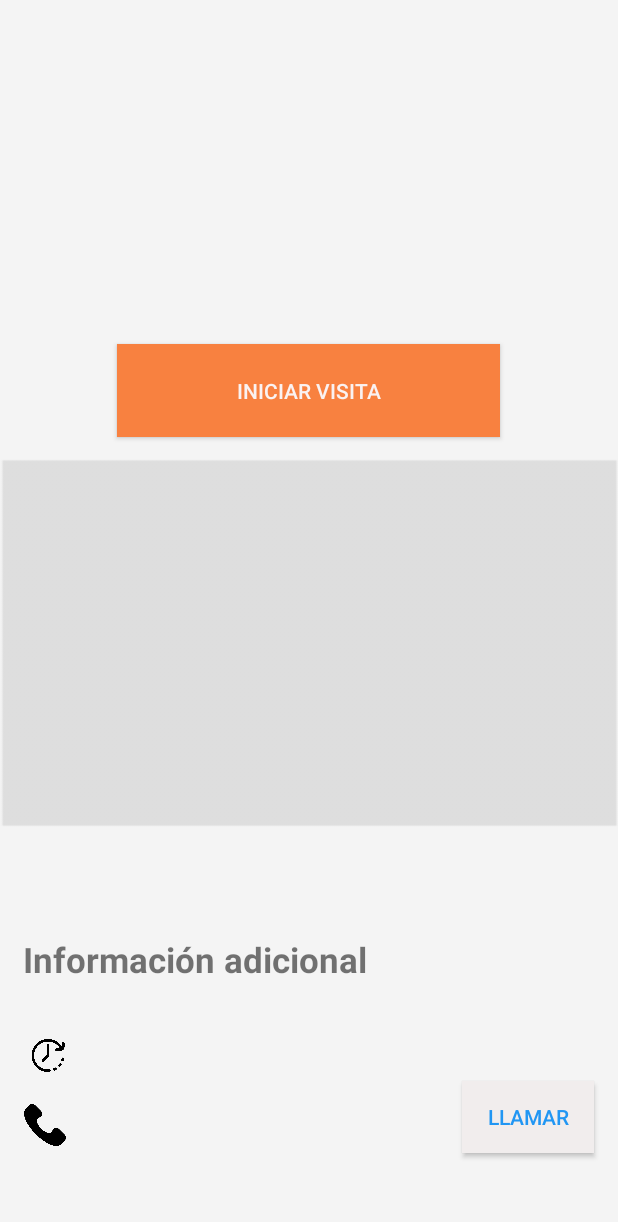
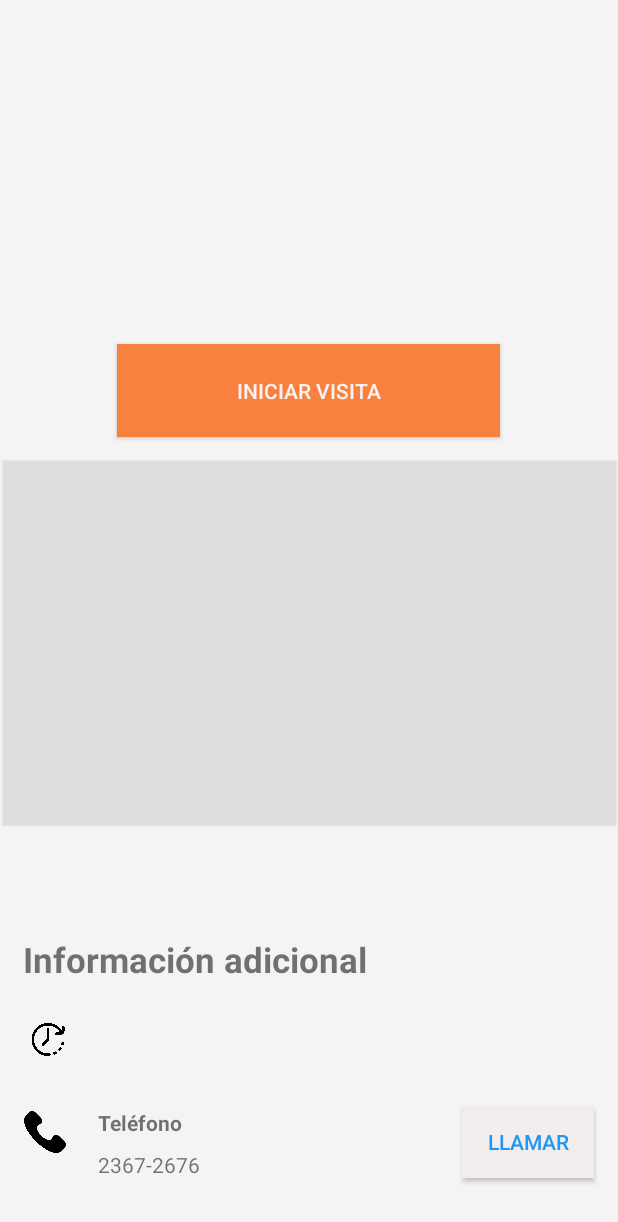
Before and after one commit to Wachuuu15/Plataformas, an Android app: the MainActivity2 screen opened directly, with no data from a screen before it, on a phone screen of 412 x 824 dp. Shown: the top 1222 px of the screen. Run offline under Robolectric (Android 15) with nearby library versions, the phone set to English and light mode, and no system bars.

Commit message:
info num

```diff
--- a/app/src/main/res/layout/activity_main2.xml
+++ b/app/src/main/res/layout/activity_main2.xml
@@ -62,7 +62,7 @@
         app:layout_constraintHorizontal_bias="0.042"
         app:layout_constraintStart_toStartOf="parent"
         app:layout_constraintTop_toTopOf="parent"
-        app:layout_constraintVertical_bias="0.864"
+        app:layout_constraintVertical_bias="0.85"
         app:srcCompat="@drawable/reloj_de_pared" />
 
     <ImageView
@@ -72,10 +72,10 @@
         android:contentDescription="@null"
         app:layout_constraintBottom_toBottomOf="parent"
         app:layout_constraintEnd_toEndOf="parent"
-        app:layout_constraintHorizontal_bias="0.042"
+        app:layout_constraintHorizontal_bias="0.041"
         app:layout_constraintStart_toStartOf="parent"
         app:layout_constraintTop_toTopOf="parent"
-        app:layout_constraintVertical_bias="0.925"
+        app:layout_constraintVertical_bias="0.931"
         app:srcCompat="@drawable/llamada_telefonica" />
 
     <Button
@@ -90,6 +90,31 @@
         app:layout_constraintHorizontal_bias="0.95"
         app:layout_constraintStart_toStartOf="parent"
         app:layout_constraintTop_toTopOf="parent"
-        app:layout_constraintVertical_bias="0.929"
+        app:layout_constraintVertical_bias="0.95"
         tools:ignore="TextContrastCheck" />
+
+    <TextView
+        android:id="@+id/textView7"
+        android:layout_width="wrap_content"
+        android:layout_height="wrap_content"
+        android:text="@string/cel"
+        android:textStyle="bold"
+        app:layout_constraintBottom_toBottomOf="parent"
+        app:layout_constraintEnd_toEndOf="parent"
+        app:layout_constraintHorizontal_bias="0.183"
+        app:layout_constraintStart_toStartOf="parent"
+        app:layout_constraintTop_toTopOf="parent"
+        app:layout_constraintVertical_bias="0.918" />
+
+    <TextView
+        android:id="@+id/textView8"
+        android:layout_width="wrap_content"
+        android:layout_height="wrap_content"
+        android:text="@string/numm"
+        app:layout_constraintBottom_toBottomOf="parent"
+        app:layout_constraintEnd_toEndOf="parent"
+        app:layout_constraintHorizontal_bias="0.189"
+        app:layout_constraintStart_toStartOf="parent"
+        app:layout_constraintTop_toTopOf="parent"
+        app:layout_constraintVertical_bias="0.953" />
 </androidx.constraintlayout.widget.ConstraintLayout>
--- a/app/src/main/res/values/strings.xml
+++ b/app/src/main/res/values/strings.xml
@@ -12,4 +12,6 @@
     <string name="visita">Iniciar Visita</string>
     <string name="info">Información adicional</string>
     <string name="llamar">Llamar</string>
+    <string name="cel">Teléfono</string>
+    <string name="numm">2367-2676</string>
 </resources>
```
